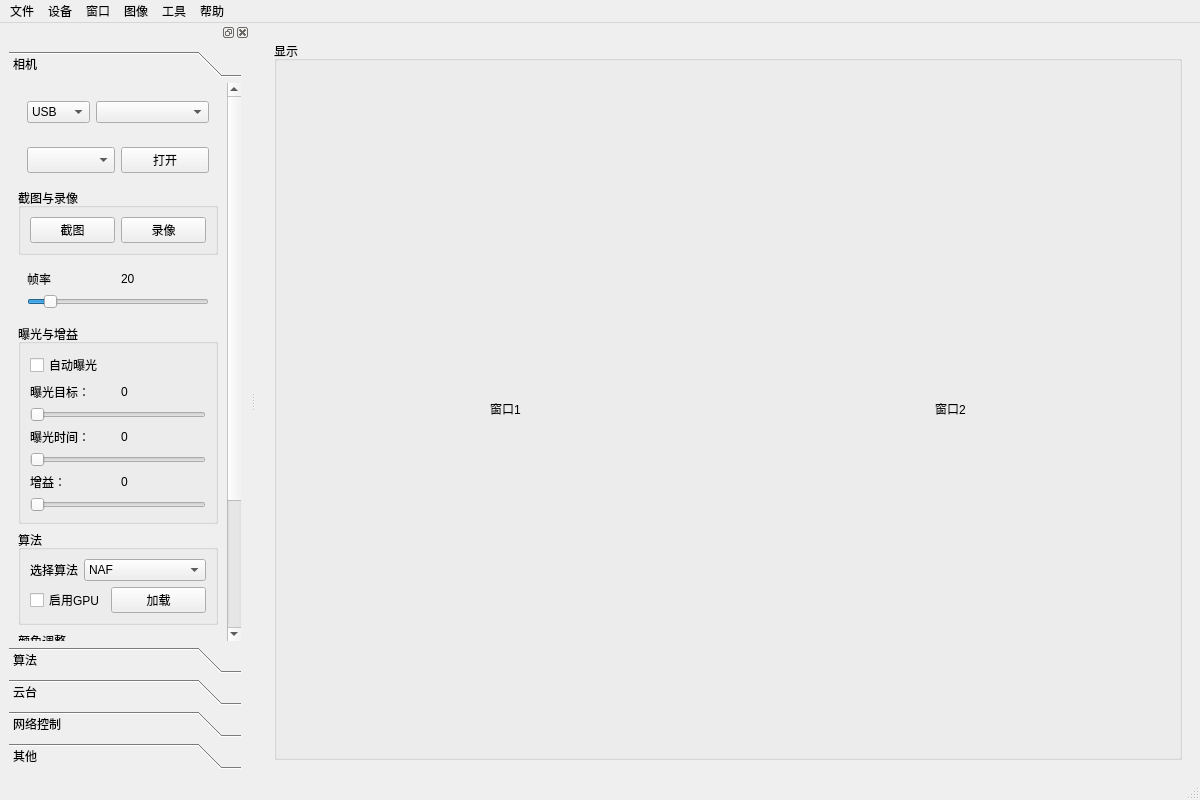
This is ui/mainwindow.ui in choushunn/ToupCameraDemo as Qt 5 draws it before an edit. The edited form follows.
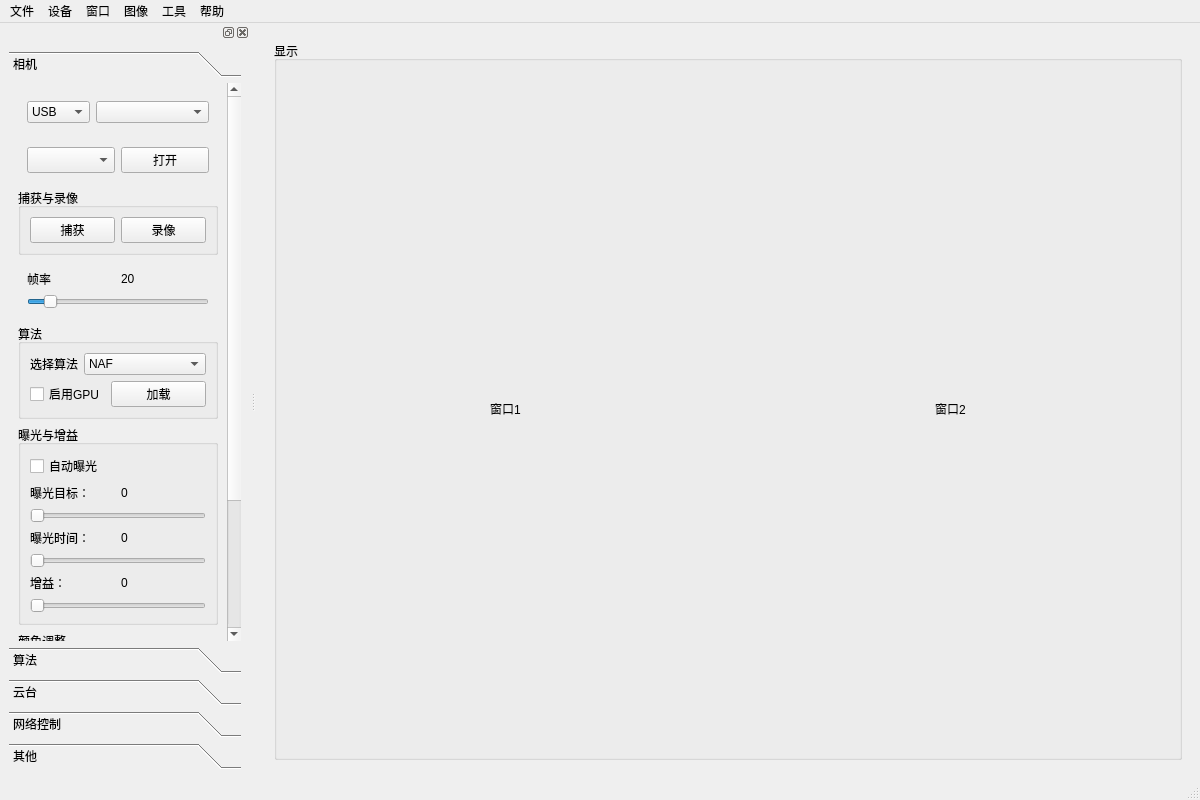
This is the edited form. The open tabs and pages were chosen to show the change. Icons and pictures are not drawn.

```diff
--- a/ui/mainwindow.ui
+++ b/ui/mainwindow.ui
@@ -170,9 +170,9 @@
         <property name="geometry">
          <rect>
           <x>0</x>
-          <y>0</y>
-          <width>218</width>
-          <height>751</height>
+          <y>-63</y>
+          <width>222</width>
+          <height>657</height>
          </rect>
         </property>
         <attribute name="label">
@@ -259,7 +259,7 @@
             </sizepolicy>
            </property>
            <property name="title">
-            <string>截图与录像</string>
+            <string>捕获与录像</string>
            </property>
            <layout class="QHBoxLayout" name="horizontalLayout_3">
             <item>
@@ -271,7 +271,7 @@
                </sizepolicy>
               </property>
               <property name="text">
-               <string>截图</string>
+               <string>捕获</string>
               </property>
              </widget>
             </item>
@@ -334,6 +334,90 @@
            </layout>
           </widget>
          </item>
+         <item>
+          <widget class="QGroupBox" name="groupBox_6">
+           <property name="title">
+            <string>算法</string>
+           </property>
+           <layout class="QVBoxLayout" name="verticalLayout_9">
+            <item>
+             <layout class="QHBoxLayout" name="horizontalLayout_15">
+              <item>
+               <widget class="QLabel" name="label_13">
+                <property name="sizePolicy">
+                 <sizepolicy hsizetype="Preferred" vsizetype="Preferred">
+                  <horstretch>1</horstretch>
+                  <verstretch>0</verstretch>
+                 </sizepolicy>
+                </property>
+                <property name="text">
+                 <string>选择算法</string>
+                </property>
+               </widget>
+              </item>
+              <item>
+               <widget class="QComboBox" name="comboBox_2">
+                <property name="sizePolicy">
+                 <sizepolicy hsizetype="Preferred" vsizetype="Fixed">
+                  <horstretch>3</horstretch>
+                  <verstretch>0</verstretch>
+                 </sizepolicy>
+                </property>
+                <item>
+                 <property name="text">
+                  <string>NAF</string>
+                 </property>
+                </item>
+                <item>
+                 <property name="text">
+                  <string>FP</string>
+                 </property>
+                </item>
+                <item>
+                 <property name="text">
+                  <string>YoloX</string>
+                 </property>
+                </item>
+               </widget>
+              </item>
+             </layout>
+            </item>
+            <item>
+             <layout class="QHBoxLayout" name="horizontalLayout_12" stretch="0,0">
+              <item>
+               <widget class="QCheckBox" name="checkBox_4">
+                <property name="sizePolicy">
+                 <sizepolicy hsizetype="Minimum" vsizetype="Fixed">
+                  <horstretch>1</horstretch>
+                  <verstretch>0</verstretch>
+                 </sizepolicy>
+                </property>
+                <property name="text">
+                 <string>启用GPU</string>
+                </property>
+               </widget>
+              </item>
+              <item>
+               <widget class="QPushButton" name="m_btn_load_algorithm">
+                <property name="sizePolicy">
+                 <sizepolicy hsizetype="Minimum" vsizetype="Fixed">
+                  <horstretch>3</horstretch>
+                  <verstretch>0</verstretch>
+                 </sizepolicy>
+                </property>
+                <property name="text">
+                 <string>加载</string>
+                </property>
+                <property name="checkable">
+                 <bool>true</bool>
+                </property>
+               </widget>
+              </item>
+             </layout>
+            </item>
+           </layout>
+          </widget>
+         </item>
          <item>
           <widget class="QGroupBox" name="groupBox_3">
            <property name="sizePolicy">
@@ -431,90 +515,6 @@
            </layout>
           </widget>
          </item>
-         <item>
-          <widget class="QGroupBox" name="groupBox_6">
-           <property name="title">
-            <string>算法</string>
-           </property>
-           <layout class="QVBoxLayout" name="verticalLayout_9">
-            <item>
-             <layout class="QHBoxLayout" name="horizontalLayout_15">
-              <item>
-               <widget class="QLabel" name="label_13">
-                <property name="sizePolicy">
-                 <sizepolicy hsizetype="Preferred" vsizetype="Preferred">
-                  <horstretch>1</horstretch>
-                  <verstretch>0</verstretch>
-                 </sizepolicy>
-                </property>
-                <property name="text">
-                 <string>选择算法</string>
-                </property>
-               </widget>
-              </item>
-              <item>
-               <widget class="QComboBox" name="comboBox_2">
-                <property name="sizePolicy">
-                 <sizepolicy hsizetype="Preferred" vsizetype="Fixed">
-                  <horstretch>3</horstretch>
-                  <verstretch>0</verstretch>
-                 </sizepolicy>
-                </property>
-                <item>
-                 <property name="text">
-                  <string>NAF</string>
-                 </property>
-                </item>
-                <item>
-                 <property name="text">
-                  <string>FP</string>
-                 </property>
-                </item>
-                <item>
-                 <property name="text">
-                  <string>YoloX</string>
-                 </property>
-                </item>
-               </widget>
-              </item>
-             </layout>
-            </item>
-            <item>
-             <layout class="QHBoxLayout" name="horizontalLayout_12" stretch="0,0">
-              <item>
-               <widget class="QCheckBox" name="checkBox_4">
-                <property name="sizePolicy">
-                 <sizepolicy hsizetype="Minimum" vsizetype="Fixed">
-                  <horstretch>1</horstretch>
-                  <verstretch>0</verstretch>
-                 </sizepolicy>
-                </property>
-                <property name="text">
-                 <string>启用GPU</string>
-                </property>
-               </widget>
-              </item>
-              <item>
-               <widget class="QPushButton" name="m_btn_load_algorithm">
-                <property name="sizePolicy">
-                 <sizepolicy hsizetype="Minimum" vsizetype="Fixed">
-                  <horstretch>3</horstretch>
-                  <verstretch>0</verstretch>
-                 </sizepolicy>
-                </property>
-                <property name="text">
-                 <string>加载</string>
-                </property>
-                <property name="checkable">
-                 <bool>true</bool>
-                </property>
-               </widget>
-              </item>
-             </layout>
-            </item>
-           </layout>
-          </widget>
-         </item>
          <item>
           <widget class="QGroupBox" name="groupBox_4">
            <property name="title">
```
Left out of the diff: 21 changed lines with no effect on the pictures.
